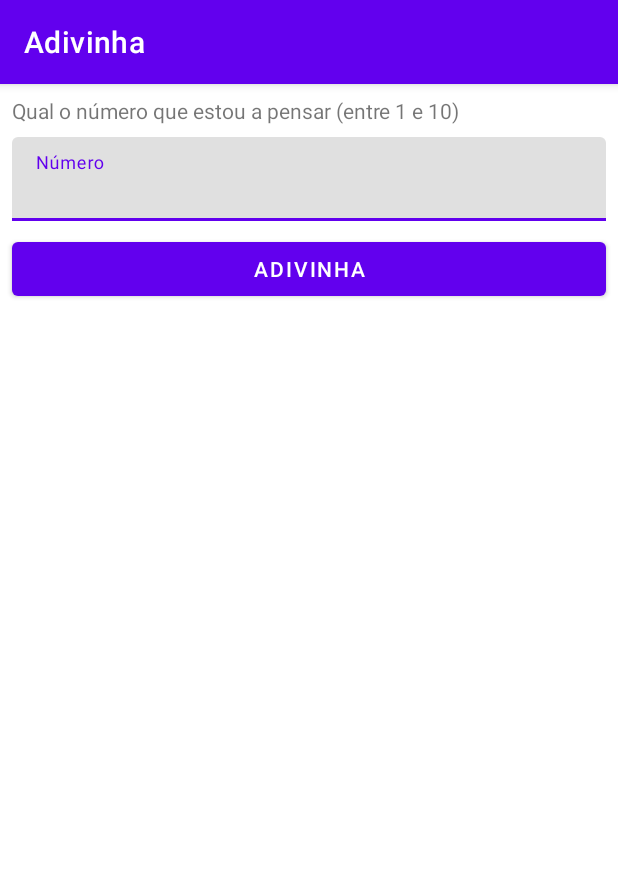
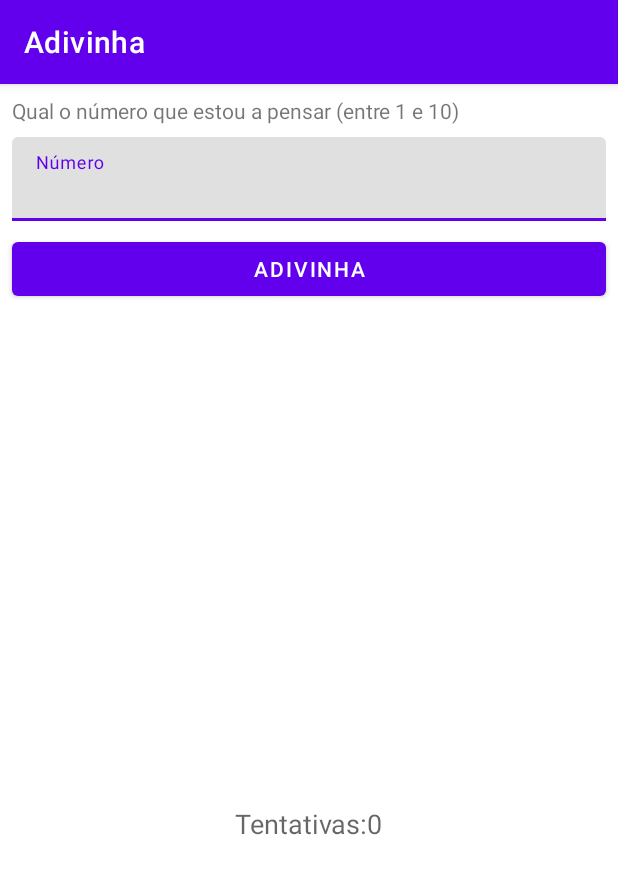
Before and after one commit to delfimgp/Adivinha, an Android app: the screen it shows after launch (MainActivity), on a phone screen of 412 x 824 dp. Shown: the top 874 px of the screen. Run offline under Robolectric (Android 15) with nearby library versions, the phone set to English and light mode, and no system bars.

Commit message:
Tentativas

```diff
--- a/app/src/main/java/pt/delfimpereira/adivinha/MainActivity.java
+++ b/app/src/main/java/pt/delfimpereira/adivinha/MainActivity.java
@@ -1,8 +1,12 @@
 package pt.delfimpereira.adivinha;
 
+import androidx.annotation.NonNull;
+import androidx.appcompat.app.AlertDialog;
 import androidx.appcompat.app.AppCompatActivity;
 
+import android.content.DialogInterface;
 import android.os.Bundle;
+import android.os.PersistableBundle;
 import android.view.View;
 import android.widget.EditText;
 import android.widget.TextView;
@@ -10,24 +14,44 @@ import android.widget.TextView;
 import java.util.Random;
 
 public class MainActivity extends AppCompatActivity {
+    public static final String NUMERO_ADIVINHAR = "NUMERO_ADIVINHAR";
+    public static final String TENTATIVAS = "TENTATIVAS";
     private Random random = new Random();
     private int numeroAdivinhar;
     private int tentativas;
 
     private EditText editTextNumero = null;
     private TextView textViewAcertou = null;
+    private TextView textViewtentativas = null;
 
     @Override
     protected void onCreate(Bundle savedInstanceState) {
         super.onCreate(savedInstanceState);
         setContentView(R.layout.activity_main);
 
-        novoJogo();
+        if (savedInstanceState == null) {
+            novoJogo();
+        } else {
+            numeroAdivinhar = savedInstanceState.getInt(NUMERO_ADIVINHAR);
+            tentativas = savedInstanceState.getInt(TENTATIVAS);
+            mostraTentativas();
+        }
+    }
+
+    @Override
+    protected void onSaveInstanceState(@NonNull Bundle outState) {
+        outState.putInt(NUMERO_ADIVINHAR, numeroAdivinhar);
+        outState.putInt(TENTATIVAS, tentativas);
+
+        super.onSaveInstanceState(outState);
     }
 
     private void novoJogo() {
         numeroAdivinhar = random.nextInt(10) + 1;
         tentativas = 0;
+        mostraTentativas();
+        getTextViewAcertou().setText("");
+        getEditTextNumero().setText("");
     }
 
     private EditText getEditTextNumero() {
@@ -46,6 +70,14 @@ public class MainActivity extends AppCompatActivity {
         return  textViewAcertou;
     }
 
+    public TextView getTextViewtentativas() {
+        if (textViewtentativas == null) {
+            textViewtentativas = findViewById(R.id.textViewTentativas);
+        }
+
+        return textViewtentativas;
+    }
+
     public void adivinha(View view) {
         int numero = getNumero();
 
@@ -54,13 +86,44 @@ public class MainActivity extends AppCompatActivity {
             return;
         }
 
+        tentativas++;
+        mostraTentativas();
+
+
         if (numero == numeroAdivinhar) {
-            getTextViewAcertou().setText(R.string.acertou);
+            acertou();
         } else if (numero < numeroAdivinhar) {
             getTextViewAcertou().setText(R.string.numero_maior);
         } else {
             getTextViewAcertou().setText(R.string.numero_menor);
         }
+    }
+
+    private void mostraTentativas() {
+        getTextViewtentativas().setText(getString(R.string.tentativas) + tentativas);
+    }
+
+    private void acertou() {
+        getTextViewAcertou().setText(R.string.acertou);
+
+        AlertDialog.Builder builder = new AlertDialog.Builder(this);
+        builder.setTitle(R.string.acertou);
+        builder.setMessage(R.string.jogar_novamente);
+        builder.setPositiveButton(android.R.string.yes, new DialogInterface.OnClickListener() {
+            @Override
+            public void onClick(DialogInterface dialogInterface, int i) {
+                novoJogo();
+            }
+        });
+
+        builder.setNegativeButton(android.R.string.no, new DialogInterface.OnClickListener() {
+            @Override
+            public void onClick(DialogInterface dialogInterface, int i) {
+                finish();
+            }
+        });
+
+        builder.show();
     }
 
     private int getNumero() {
--- a/app/src/main/res/values/strings.xml
+++ b/app/src/main/res/values/strings.xml
@@ -7,4 +7,6 @@
     <string name="acertou">Parabéns. Acertou!</string>
     <string name="numero_maior">Estou a pensar num número maior.</string>
     <string name="numero_menor">Estou a pensar num número menor.</string>
+    <string name="jogar_novamente">Pretende jogar novamente?</string>
+    <string name="tentativas">Tentativas:</string>
 </resources>
```
